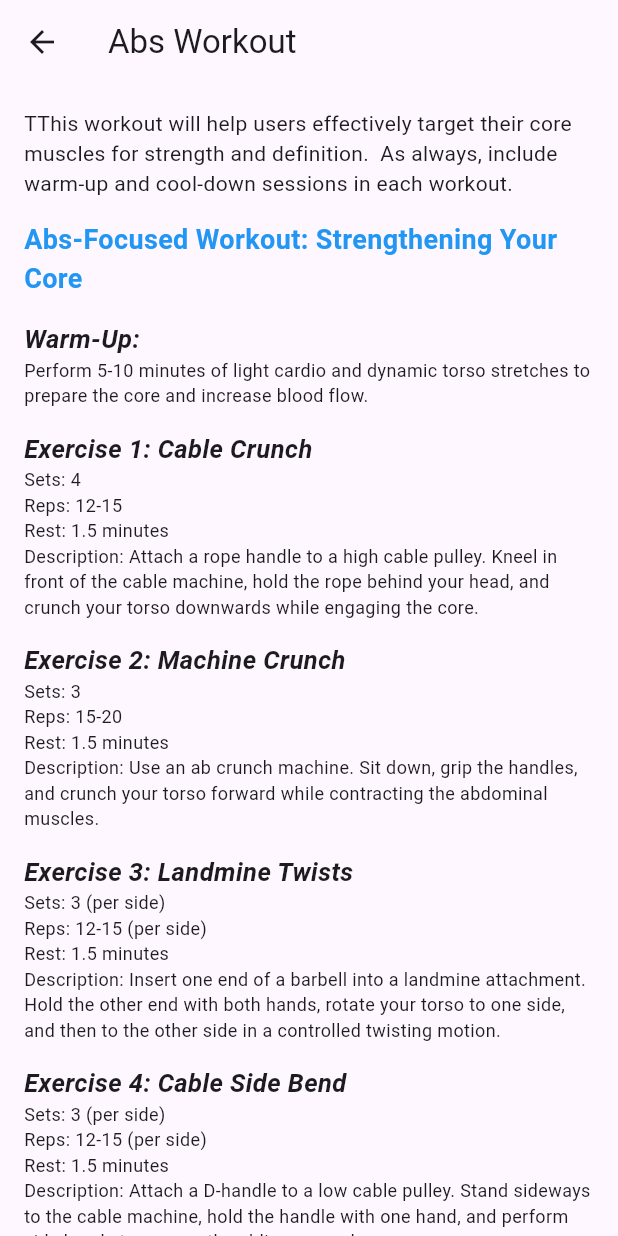
After one commit to mateuszkasprzak94/fitness_prodigy, a Flutter app: the AbsWorkout screen opened directly, on a phone screen of 412 x 824 dp. The commit adds this screen. Run offline on Flutter 3.47's test engine with Material 2 defaults, Android fonts, the phone set to English and light mode, and no system bars; our stand-ins replace firebase_auth, firebase_core, google_fonts, shared_preferences; accounts and stored records are empty.

Commit message:
Add text to abs workout

```diff
--- /dev/null
+++ b/lib/app/after login plus features/workout_plans/abs_workout.dart
@@ -0,0 +1,134 @@
+import 'package:firebase_auth/firebase_auth.dart';
+import 'package:flutter/material.dart';
+
+String start =
+    '''TThis workout will help users effectively target their core muscles for strength and definition.  As always, include warm-up and cool-down sessions in each workout.''';
+
+String warmup =
+    '''Perform 5-10 minutes of light cardio and dynamic torso stretches to prepare the core and increase blood flow.''';
+
+String abs1 = '''Sets: 4
+Reps: 12-15
+Rest: 1.5 minutes
+Description: Attach a rope handle to a high cable pulley. Kneel in front of the cable machine, hold the rope behind your head, and crunch your torso downwards while engaging the core.''';
+
+String abs2 = '''Sets: 3
+Reps: 15-20
+Rest: 1.5 minutes
+Description: Use an ab crunch machine. Sit down, grip the handles, and crunch your torso forward while contracting the abdominal muscles.''';
+
+String abs3 = '''Sets: 3 (per side)
+Reps: 12-15 (per side)
+Rest: 1.5 minutes
+Description: Insert one end of a barbell into a landmine attachment. Hold the other end with both hands, rotate your torso to one side, and then to the other side in a controlled twisting motion.''';
+
+String abs4 = '''Sets: 3 (per side)
+Reps: 12-15 (per side)
+Rest: 1.5 minutes
+Description: Attach a D-handle to a low cable pulley. Stand sideways to the cable machine, hold the handle with one hand, and perform side bends to engage the oblique muscles.''';
+
+String abs5 = '''Sets: 3
+Reps: 12-15
+Rest: 1.5 minutes
+Description: Hang from a pull-up bar, raise your knees towards your chest by contracting the abdominal muscles, and then lower them back down with control.''';
+
+String abs6 = '''Sets: 3
+Reps: 10-12
+Rest: 1.5 minutes
+Description: Hang from a pull-up bar, keep your legs straight, raise them towards the ceiling, and then lower them back down slowly.''';
+
+String abs7 = '''Sets: 3 (per side)
+Reps: 8-10 (per side)
+Rest: 1.5 minutes
+Description: Hang from a pull-up bar, keep your legs straight, and perform controlled side-to-side movements with your legs, similar to windshield wipers.''';
+
+String abs8 = '''Sets: 3
+Reps: 10-12
+Rest: 1.5 minutes
+Description: Hold an ab wheel with both hands, kneel on the floor, and roll the wheel forward while extending your torso. Keep your core engaged and your back straight.''';
+
+String cooldown =
+    '''Stretch the core and torso for 5-10 minutes to promote flexibility and reduce muscle tension.''';
+
+String end =
+    '''This abs-focused workout provides a comprehensive routine targeting the core muscles using various exercises. Encourage users to choose appropriate intensities, maintain proper form, and focus on the mind-muscle connection. Remind them to listen to their bodies and adjust the workout intensity as needed for their fitness level.''';
+
+class AbsWorkout extends StatelessWidget {
+  const AbsWorkout({
+    Key? key,
+    required this.user,
+  }) : super(key: key);
+
+  final User user;
+
+  @override
+  Widget build(BuildContext context) {
+    return Scaffold(
+      appBar: AppBar(
+        title: const Text('Abs Workout'),
+      ),
+      body: ListView(
+        padding: const EdgeInsets.all(16),
+        children: [
+          Text(
+            start,
+            style: const TextStyle(fontWeight: FontWeight.w400),
+          ),
+          const SizedBox(height: 15),
+          const Text(
+            'Abs-Focused Workout: Strengthening Your Core',
+            style: TextStyle(
+                fontWeight: FontWeight.bold, fontSize: 18, color: Colors.blue),
+          ),
+          const SizedBox(height: 15),
+          _buildExercise('Warm-Up:', warmup),
+          const SizedBox(height: 15),
+          _buildExercise('Exercise 1: Cable Crunch', abs1),
+          const SizedBox(height: 15),
+          _buildExercise('Exercise 2: Machine Crunch', abs2),
+          const SizedBox(height: 15),
+          _buildExercise('Exercise 3: Landmine Twists', abs3),
+          const SizedBox(height: 15),
+          _buildExercise('Exercise 4: Cable Side Bend', abs4),
+          const SizedBox(height: 15),
+          _buildExercise('Exercise 5: Hanging Knee Raise', abs5),
+          const SizedBox(height: 15),
+          _buildExercise('Exercise 6: Hanging Straight Leg Raise', abs6),
+          const SizedBox(height: 15),
+          _buildExercise('Exercise 7: Hanging Windshield Wiper', abs7),
+          const SizedBox(height: 15),
+          _buildExercise('Exercise 8: Abs Wheel Rollout', abs8),
+          const SizedBox(height: 15),
+          _buildExercise('Cool-Down:', cooldown),
+          const SizedBox(height: 15),
+          Text(
+            end,
+            style: const TextStyle(fontWeight: FontWeight.w400),
+          ),
+        ],
+      ),
+    );
+  }
+}
+
+Widget _buildExercise(String title, String description) {
+  return Column(
+    crossAxisAlignment: CrossAxisAlignment.start,
+    children: [
+      Text(
+        title,
+        style: const TextStyle(
+            fontWeight: FontWeight.bold,
+            fontStyle: FontStyle.italic,
+            fontSize: 17),
+      ),
+      Text(
+        description,
+        style: const TextStyle(
+            fontWeight: FontWeight.normal,
+            fontStyle: FontStyle.normal,
+            fontSize: 12),
+      ),
+    ],
+  );
+}
--- a/lib/app/after login plus features/workout_plans/workout_plans_page.dart
+++ b/lib/app/after login plus features/workout_plans/workout_plans_page.dart
@@ -2,6 +2,7 @@ import 'package:firebase_auth/firebase_auth.dart';
 import 'package:fitness_prodigy/app/after%20login%20plus%20features/exercies_examples/exercies_examples_page.dart';
 import 'package:fitness_prodigy/app/after%20login%20plus%20features/features_page.dart';
 import 'package:fitness_prodigy/app/after%20login%20plus%20features/user_profile/user_profile_page.dart';
+import 'package:fitness_prodigy/app/after%20login%20plus%20features/workout_plans/abs_workout.dart';
 import 'package:fitness_prodigy/app/after%20login%20plus%20features/workout_plans/advanced_workout.dart';
 import 'package:fitness_prodigy/app/after%20login%20plus%20features/workout_plans/back_workout.dart';
 import 'package:fitness_prodigy/app/after%20login%20plus%20features/workout_plans/beginner_workout.dart';
@@ -161,7 +162,14 @@ class _WorkoutPlansPageState extends State<WorkoutPlansPage> {
           ),
           const SizedBox(height: 15),
           ElevatedButton(
-            onPressed: () {},
+            onPressed: () {
+              Navigator.of(context).push(
+                MaterialPageRoute(
+                  builder: (_) =>
+                      AbsWorkout(user: FirebaseAuth.instance.currentUser!),
+                ),
+              );
+            },
             child: const Text('Abs'),
           ),
         ],
```
